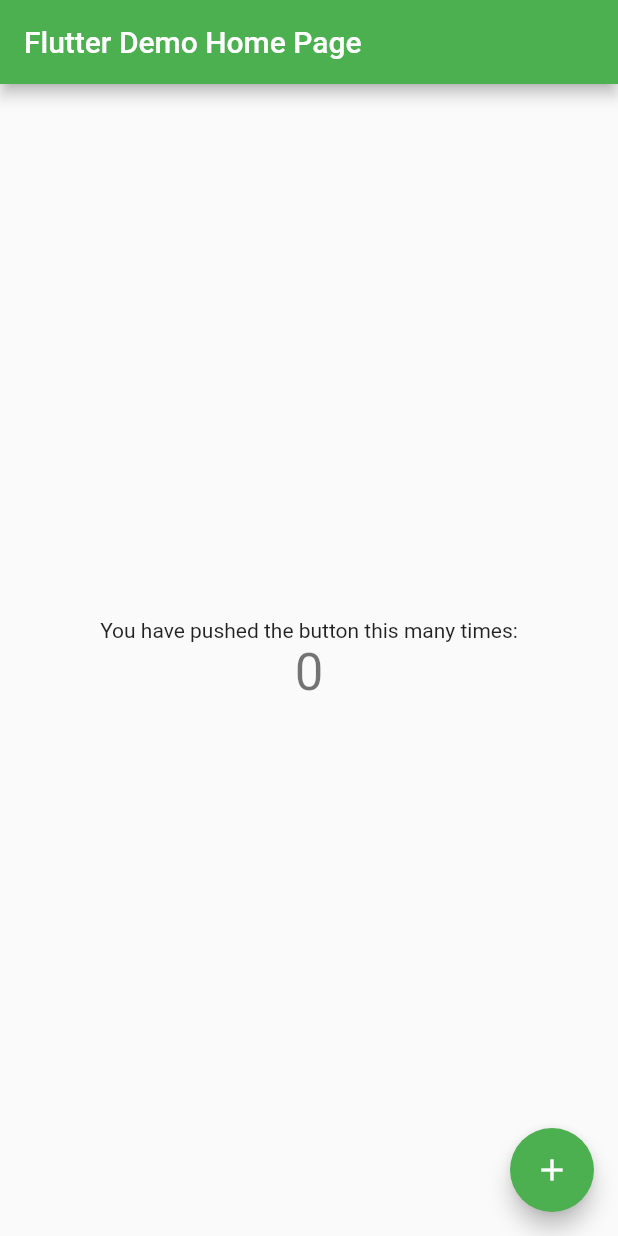
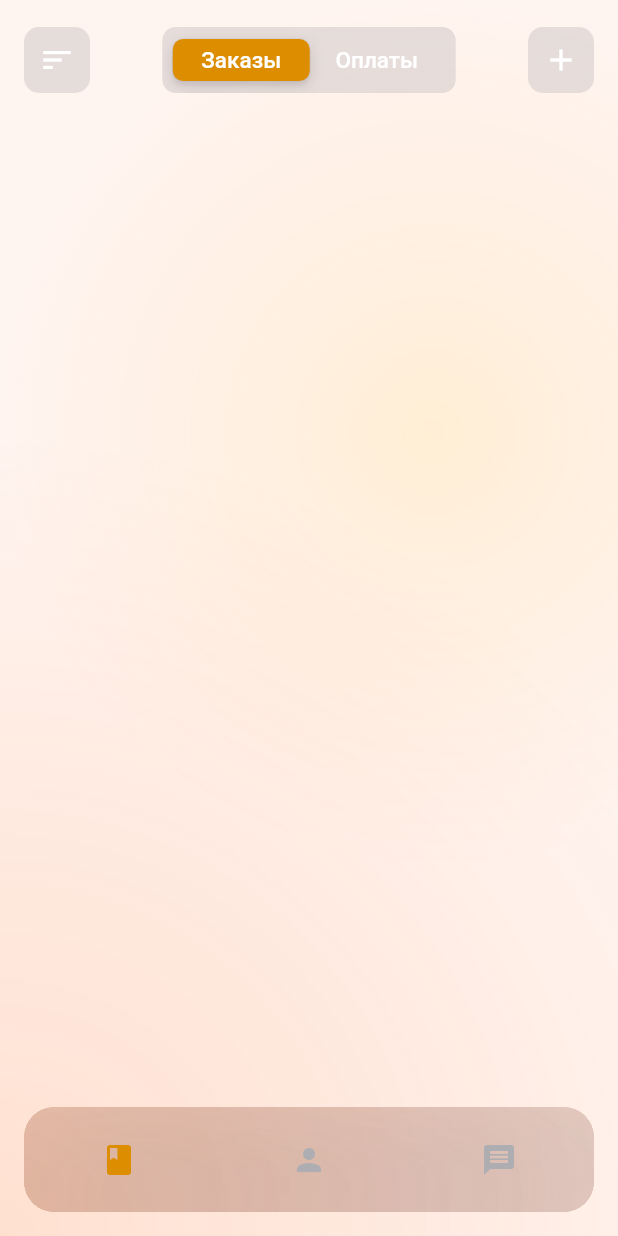
Before and after one commit to zolkiBy/smz_hack_track_5, a Flutter app: the screen it shows after launch, on a phone screen of 412 x 824 dp. Run offline on Flutter 3.47's test engine with Material 2 defaults, Android fonts, the phone set to English and light mode, and no system bars.

Commit message:
added some basic widgets (tab bar, app bar, segmented control and icon button)

```diff
--- a/lib/main.dart
+++ b/lib/main.dart
@@ -1,4 +1,5 @@
 import 'package:flutter/material.dart';
+import 'package:flutter_app/presentation/tab_bar/tab_bar_page.dart';
 
 void main() {
   runApp(MyApp());
@@ -10,104 +11,12 @@ class MyApp extends StatelessWidget {
   Widget build(BuildContext context) {
     return MaterialApp(
       title: 'Flutter Demo',
+      debugShowCheckedModeBanner: false,
       theme: ThemeData(
-        // This is the theme of your application.
-        //
-        // Try running your application with "flutter run". You'll see the
-        // application has a blue toolbar. Then, without quitting the app, try
-        // changing the primarySwatch below to Colors.green and then invoke
-        // "hot reload" (press "r" in the console where you ran "flutter run",
-        // or simply save your changes to "hot reload" in a Flutter IDE).
-        // Notice that the counter didn't reset back to zero; the application
-        // is not restarted.
+        scaffoldBackgroundColor: Colors.transparent,
         primarySwatch: Colors.green,
       ),
-      home: MyHomePage(title: 'Flutter Demo Home Page'),
+      home: const TabBarPage(),
     );
   }
 }
-
-class MyHomePage extends StatefulWidget {
-  MyHomePage({Key? key, this.title}) : super(key: key);
-
-  // This widget is the home page of your application. It is stateful, meaning
-  // that it has a State object (defined below) that contains fields that affect
-  // how it looks.
-
-  // This class is the configuration for the state. It holds the values (in this
-  // case the title) provided by the parent (in this case the App widget) and
-  // used by the build method of the State. Fields in a Widget subclass are
-  // always marked "final".
-
-  final String? title;
-
-  @override
-  _MyHomePageState createState() => _MyHomePageState();
-}
-
-class _MyHomePageState extends State<MyHomePage> {
-  int _counter = 0;
-
-  void _incrementCounter() {
-    setState(() {
-      // This call to setState tells the Flutter framework that something has
-      // changed in this State, which causes it to rerun the build method below
-      // so that the display can reflect the updated values. If we changed
-      // _counter without calling setState(), then the build method would not be
-      // called again, and so nothing would appear to happen.
-      _counter++;
-    });
-  }
-
-  @override
-  Widget build(BuildContext context) {
-    // This method is rerun every time setState is called, for instance as done
-    // by the _incrementCounter method above.
-    //
-    // The Flutter framework has been optimized to make rerunning build methods
-    // fast, so that you can just rebuild anything that needs updating rather
-    // than having to individually change instances of widgets.
-    return Scaffold(
-      appBar: AppBar(
-        // Here we take the value from the MyHomePage object that was created by
-        // the App.build method, and use it to set our appbar title.
-        title: Text(widget.title ?? ''),
-      ),
-      body: Center(
-        // Center is a layout widget. It takes a single child and positions it
-        // in the middle of the parent.
-        child: Column(
-          // Column is also a layout widget. It takes a list of children and
-          // arranges them vertically. By default, it sizes itself to fit its
-          // children horizontally, and tries to be as tall as its parent.
-          //
-          // Invoke "debug painting" (press "p" in the console, choose the
-          // "Toggle Debug Paint" action from the Flutter Inspector in Android
-          // Studio, or the "Toggle Debug Paint" command in Visual Studio Code)
-          // to see the wireframe for each widget.
-          //
-          // Column has various properties to control how it sizes itself and
-          // how it positions its children. Here we use mainAxisAlignment to
-          // center the children vertically; the main axis here is the vertical
-          // axis because Columns are vertical (the cross axis would be
-          // horizontal).
-          mainAxisAlignment: MainAxisAlignment.center,
-          children: <Widget>[
-            Text(
-              'You have pushed the button this many times:',
-            ),
-            Text(
-              '$_counter',
-              style: Theme.of(context).textTheme.headline4,
-            ),
-          ],
-        ),
-      ),
-      floatingActionButton: FloatingActionButton(
-        onPressed: _incrementCounter,
-        tooltip: 'Increment',
-        child: Icon(Icons.add),
-      ), // This trailing comma makes auto-formatting nicer for build methods.
-    );
-  }
-}
--- /dev/null
+++ b/lib/presentation/components/widgets/nx_app_bar.dart
@@ -0,0 +1,42 @@
+import 'package:flutter/material.dart';
+import 'package:flutter_app/utils/nx_colors.dart';
+
+class NXAppBar extends PreferredSize {
+  final Row _child;
+
+  NXAppBar({
+    Key? key,
+    required Row child,
+  })   : _child = child,
+        super(
+          child: child,
+          preferredSize: Size.fromHeight(80),
+        );
+
+  @override
+  Widget build(BuildContext context) {
+    return Stack(
+      children: [
+        ShaderMask(
+          shaderCallback: (rect) {
+            return LinearGradient(
+              begin: Alignment.topCenter,
+              end: Alignment.bottomCenter,
+              colors: [NXColors.backgroundBlack, Colors.transparent],
+            ).createShader(Rect.fromLTRB(0, 0, rect.width, rect.height));
+          },
+          blendMode: BlendMode.dstIn,
+        ),
+        Container(
+          height: 155,
+          child: SafeArea(
+            child: Padding(
+              padding: const EdgeInsets.symmetric(horizontal: 16),
+              child: _child,
+            ),
+          ),
+        ),
+      ],
+    );
+  }
+}
--- /dev/null
+++ b/lib/presentation/components/widgets/nx_icon_button.dart
@@ -0,0 +1,31 @@
+import 'package:flutter/material.dart';
+import 'package:flutter_app/utils/nx_colors.dart';
+
+class NXIconButton extends StatelessWidget {
+  final IconData icon;
+  final VoidCallback? onTap;
+
+  const NXIconButton({
+    Key? key,
+    required this.icon,
+    this.onTap,
+  }) : super(key: key);
+
+  @override
+  Widget build(BuildContext context) {
+    return GestureDetector(
+      onTap: onTap,
+      child: Container(
+        height: 44,
+        width: 44,
+        decoration: BoxDecoration(
+            borderRadius: BorderRadius.circular(10),
+            color: NXColors.darkGrey.withOpacity(0.18)),
+        child: Icon(
+          icon,
+          color: Colors.white,
+        ),
+      ),
+    );
+  }
+}
--- /dev/null
+++ b/lib/presentation/components/widgets/nx_segmented_control.dart
@@ -0,0 +1,27 @@
+import 'package:flutter/cupertino.dart';
+import 'package:flutter_app/utils/nx_colors.dart';
+
+class NXSlidingSegmentedControl extends StatelessWidget {
+  final Map<int, Widget> children;
+  final void Function(int?) onValueChanged;
+  final int groupValue;
+
+  const NXSlidingSegmentedControl({
+    Key? key,
+    required this.children,
+    required this.onValueChanged,
+    required this.groupValue,
+  }) : super(key: key);
+
+  @override
+  Widget build(BuildContext context) {
+    return CupertinoSlidingSegmentedControl<int>(
+      padding: const EdgeInsets.all(8),
+      backgroundColor: NXColors.darkGrey.withOpacity(0.18),
+      thumbColor: NXColors.orange,
+      groupValue: groupValue,
+      children: children,
+      onValueChanged: onValueChanged,
+    );
+  }
+}
--- /dev/null
+++ b/lib/presentation/orders/pages/orders_page.dart
@@ -0,0 +1,70 @@
+import 'dart:ui';
+
+import 'package:flutter/cupertino.dart';
+import 'package:flutter/material.dart';
+import 'package:flutter_app/presentation/components/widgets/nx_app_bar.dart';
+import 'package:flutter_app/presentation/components/widgets/nx_icon_button.dart';
+import 'package:flutter_app/presentation/components/widgets/nx_segmented_control.dart';
+import 'package:flutter_app/utils/nx_colors.dart';
+
+class Styles {
+  static const segmentedValue = TextStyle(
+    fontSize: 15,
+    fontWeight: FontWeight.w500,
+    color: Colors.white,
+  );
+}
+
+class OrdersPage extends StatefulWidget {
+  const OrdersPage({Key? key}) : super(key: key);
+
+  @override
+  _OrdersPageState createState() => _OrdersPageState();
+}
+
+class _OrdersPageState extends State<OrdersPage> {
+  int _currentSegmentedIndex = 0;
+
+  @override
+  Widget build(BuildContext context) {
+    return Scaffold(
+      appBar: NXAppBar(
+        child: Row(
+          mainAxisAlignment: MainAxisAlignment.spaceBetween,
+          children: [
+            NXIconButton(
+              icon: Icons.sort,
+            ),
+            NXSlidingSegmentedControl(
+              groupValue: _currentSegmentedIndex,
+              onValueChanged: (index) {
+                setState(() {
+                  _currentSegmentedIndex = index ?? 0;
+                });
+              },
+              children: {
+                0: Padding(
+                  padding: const EdgeInsets.symmetric(horizontal: 8),
+                  child: Text(
+                    'Заказы',
+                    style: Styles.segmentedValue,
+                  ),
+                ),
+                1: Text(
+                  'Оплаты',
+                  style: Styles.segmentedValue,
+                ),
+              },
+            ),
+            NXIconButton(
+              icon: Icons.add,
+            ),
+          ],
+        ),
+      ),
+      body: Center(
+        child: Text(''),
+      ),
+    );
+  }
+}
--- /dev/null
+++ b/lib/presentation/tab_bar/tab_bar_page.dart
@@ -0,0 +1,63 @@
+import 'package:flutter/cupertino.dart';
+import 'package:flutter/material.dart';
+import 'package:flutter_app/presentation/orders/pages/orders_page.dart';
+import 'package:flutter_app/presentation/tab_bar/widgets/nx_tab_bar.dart';
+
+class TabBarPage extends StatefulWidget {
+  const TabBarPage({Key? key}) : super(key: key);
+
+  @override
+  _TabBarPageState createState() => _TabBarPageState();
+}
+
+class _TabBarPageState extends State<TabBarPage> {
+  final tabItems = [
+    Icons.book,
+    Icons.person,
+    Icons.message,
+  ];
+
+  final _currentIndex = 0;
+
+  @override
+  Widget build(BuildContext context) {
+    return Container(
+      decoration: BoxDecoration(
+        color: Color(0xff1B120E),
+        gradient: RadialGradient(
+          center: Alignment(-1, 1),
+          radius: 1.3,
+          colors: [
+            Color(0xffFF5C00).withOpacity(0.15),
+            Color(0xffFF3D00).withOpacity(0.02),
+          ],
+        ),
+      ),
+      child: Container(
+        decoration: BoxDecoration(
+          gradient: RadialGradient(
+            radius: 0.7,
+            center: Alignment(0.4, -0.3),
+            colors: [
+              Color(0xffFFA803).withOpacity(0.15),
+              Color(0xffFF7628).withOpacity(0.05),
+            ],
+          ),
+        ),
+        child: Scaffold(
+          body: Stack(
+            children: [
+              const OrdersPage(),
+              Align(
+                alignment: Alignment.bottomCenter,
+                child: NXTabBar(
+                  items: tabItems,
+                ),
+              ),
+            ],
+          ),
+        ),
+      ),
+    );
+  }
+}
--- /dev/null
+++ b/lib/presentation/tab_bar/widgets/nx_tab_bar.dart
@@ -0,0 +1,78 @@
+import 'dart:ui';
+
+import 'package:flutter/material.dart';
+import 'package:flutter_app/utils/nx_colors.dart';
+
+class NXTabBar extends StatefulWidget {
+  final List<IconData> items;
+  final int initialIndex;
+  final void Function(int)? onChanged;
+
+  const NXTabBar({
+    Key? key,
+    required this.items,
+    this.initialIndex = 0,
+    this.onChanged,
+  }) : super(key: key);
+
+  @override
+  _NXTabBarState createState() => _NXTabBarState();
+}
+
+class _NXTabBarState extends State<NXTabBar> {
+  final double tabBarHeight = 70;
+
+  late int _currentIndex;
+
+  @override
+  void initState() {
+    super.initState();
+
+    _currentIndex = widget.initialIndex;
+  }
+
+  @override
+  Widget build(BuildContext context) {
+    return Container(
+      clipBehavior: Clip.hardEdge,
+      margin: const EdgeInsets.all(16),
+      height: tabBarHeight,
+      decoration: BoxDecoration(
+        borderRadius: BorderRadius.circular(20),
+        color: NXColors.darkGrey.withOpacity(0.18),
+      ),
+      child: BackdropFilter(
+        filter: ImageFilter.blur(sigmaX: 40, sigmaY: 40),
+        child: Row(
+          mainAxisAlignment: MainAxisAlignment.spaceEvenly,
+          children: widget.items
+              .map(
+                (item) => Expanded(
+                  child: GestureDetector(
+                    onTap: () {
+                      setState(() {
+                        _currentIndex = widget.items.indexOf(item);
+                      });
+                      if (widget.onChanged != null) {
+                        widget.onChanged!(_currentIndex);
+                      }
+                    },
+                    child: Container(
+                      height: tabBarHeight,
+                      color: Colors.transparent,
+                      child: Icon(
+                        item,
+                        color: _currentIndex == widget.items.indexOf(item)
+                            ? NXColors.orange
+                            : NXColors.systemGrey,
+                      ),
+                    ),
+                  ),
+                ),
+              )
+              .toList(),
+        ),
+      ),
+    );
+  }
+}
--- /dev/null
+++ b/lib/utils/nx_colors.dart
@@ -0,0 +1,13 @@
+import 'package:flutter/painting.dart';
+
+class NXColors {
+  const NXColors._();
+
+  static const darkGrey = Color(0xff747480);
+  static const systemGrey = Color(0xffAEAEB2);
+  static const systemGrey2 = Color(0xff525252);
+
+  static const backgroundBlack = Color(0xff1B120F);
+
+  static const orange = Color(0xffDC8E00);
+}
--- a/pubspec.yaml
+++ b/pubspec.yaml
@@ -44,8 +44,8 @@ flutter:
   # the material Icons class.
   uses-material-design: true
 
-  assets:
-    - assets/images
+  # assets:
+    # - assets/images
 
   # An image asset can refer to one or more resolution-specific "variants", see
   # https://flutter.dev/assets-and-images/#resolution-aware.
```
Also changed, not shown: 2 other files.
